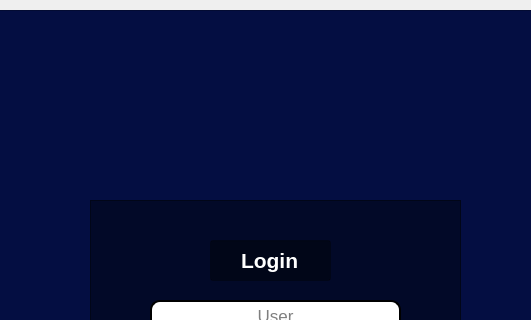
Qt form Telas/tela_login.ui (David-Marcoss/POO2_Trabalho) before a commit; both pictures show x 189 to 720 and y 0 to 320 of the 900 by 768 pixel window.
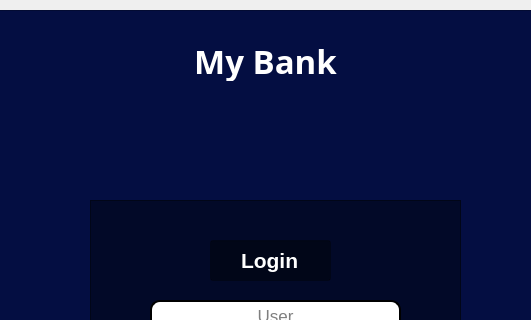
The same form after that commit. Icons and pictures are not drawn.

What changed in the file:
```diff
--- a/Telas/tela_login.ui
+++ b/Telas/tela_login.ui
@@ -240,6 +240,35 @@
         <bool>true</bool>
        </property>
       </widget>
+      <widget class="QLabel" name="label_4">
+       <property name="geometry">
+        <rect>
+         <x>260</x>
+         <y>30</y>
+         <width>371</width>
+         <height>41</height>
+        </rect>
+       </property>
+       <property name="font">
+        <font>
+         <family>Sawasdee</family>
+         <pointsize>25</pointsize>
+         <weight>75</weight>
+         <bold>true</bold>
+         <strikeout>false</strikeout>
+         <kerning>false</kerning>
+        </font>
+       </property>
+       <property name="styleSheet">
+        <string notr="true">color: rgb(255, 255, 255);</string>
+       </property>
+       <property name="text">
+        <string>My Bank</string>
+       </property>
+       <property name="alignment">
+        <set>Qt::AlignCenter</set>
+       </property>
+      </widget>
       <zorder>label</zorder>
       <zorder>frame_2</zorder>
      </widget>
```
Left out of the diff: 3 changed lines with no effect on the pictures.
